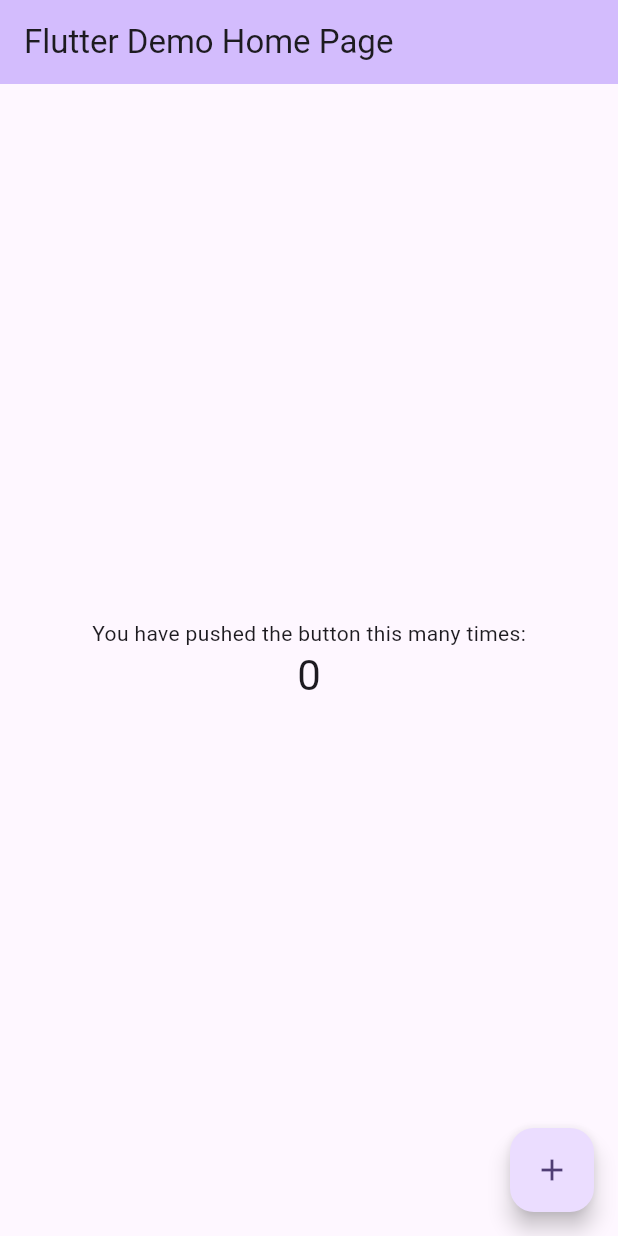
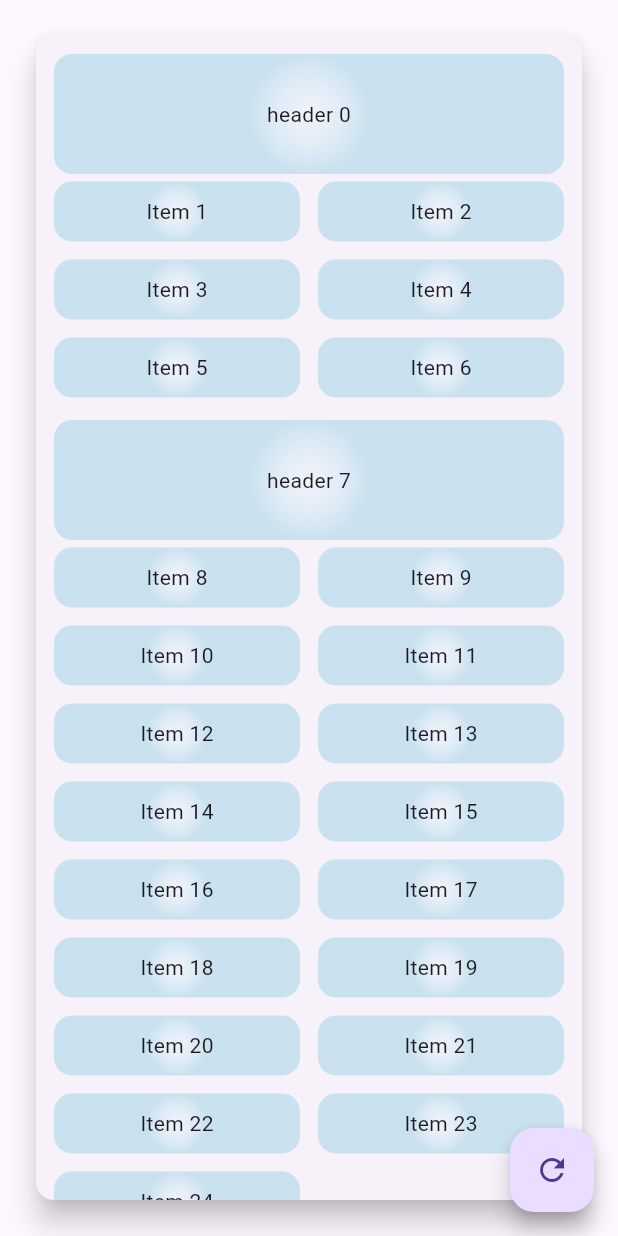
Before and after one commit to pleshkov-i-v/custom_grid_view_example, a Flutter app: the screen it shows after launch, on a phone screen of 412 x 824 dp. Run offline on Flutter 3.47's test engine with Material 3 defaults, Android fonts, the phone set to English and light mode, and no system bars.

Commit message:
add custom grid view implementation

```diff
--- a/lib/main.dart
+++ b/lib/main.dart
@@ -1,122 +1,280 @@
+import 'dart:math' as math;
+
 import 'package:flutter/material.dart';
+import 'package:flutter/rendering.dart';
 
-void main() {
-  runApp(const MyApp());
+void main() => runApp(const CutomGridViewExampleApp());
+
+class CutomGridViewExampleApp extends StatefulWidget {
+  const CutomGridViewExampleApp({super.key});
+
+  @override
+  State<CutomGridViewExampleApp> createState() =>
+      _CutomGridViewExampleAppState();
 }
 
-class MyApp extends StatelessWidget {
-  const MyApp({super.key});
+class _CutomGridViewExampleAppState extends State<CutomGridViewExampleApp> {
+  late final List<int> headers;
+  late List<Object> items;
+  late List<GridViewItemType> gridViewItemsType;
+  late CustomGridDelegate gridDelegate;
+  late ScrollController scrollController;
+  @override
+  void initState() {
+    super.initState();
+    headers = [0, 7, 25, 51, 100, 150, 498, 700, 5908];
+    items = List<Object>.generate(
+      10000,
+      (int index) => headers.contains(index) ? 'header $index' : index,
+    );
+    gridViewItemsType = items
+        .map(
+          (e) => e is String ? GridViewItemType.header : GridViewItemType.item,
+        )
+        .toList();
+    gridDelegate = CustomGridDelegate(
+      itemMaxCrossAxisExtent: 240.0,
+      itemMainAxisExtent: 40.0,
+      itemCrossAxisStacing: 12.0,
+      itemMainAxisStacing: 12.0,
+      titleMainAxisExtent: 80.0,
+      titleMainAxisBeforeSpacing: 15.0,
+      titleMainAxisAfterSpacing: 5.0,
+      itemTypes: gridViewItemsType,
+    );
+    scrollController = ScrollController();
+  }
 
-  // This widget is the root of your application.
   @override
   Widget build(BuildContext context) {
     return MaterialApp(
-      title: 'Flutter Demo',
-      theme: ThemeData(
-        // This is the theme of your application.
-        //
-        // TRY THIS: Try running your application with "flutter run". You'll see
-        // the application has a purple toolbar. Then, without quitting the app,
-        // try changing the seedColor in the colorScheme below to Colors.green
-        // and then invoke "hot reload" (save your changes or press the "hot
-        // reload" button in a Flutter-supported IDE, or press "r" if you used
-        // the command line to start the app).
-        //
-        // Notice that the counter didn't reset back to zero; the application
-        // state is not lost during the reload. To reset the state, use hot
-        // restart instead.
-        //
-        // This works for code too, not just values: Most code changes can be
-        // tested with just a hot reload.
-        colorScheme: ColorScheme.fromSeed(seedColor: Colors.deepPurple),
+      home: Scaffold(
+        floatingActionButton: FloatingActionButton(
+          child: const Icon(Icons.refresh),
+          onPressed: () {
+            if (gridDelegate.geometries != null) {
+              final SliverGridGeometry geometry =
+                  gridDelegate.geometries![5908];
+              scrollController.animateTo(
+                geometry.scrollOffset,
+                duration: const Duration(milliseconds: 300),
+                curve: Curves.easeInOut,
+              );
+            }
+          },
+        ),
+        body: Padding(
+          padding: const EdgeInsets.all(20.0),
+          child: Card(
+            elevation: 8.0,
+            child: GridView.builder(
+              controller: scrollController,
+              padding: const EdgeInsets.all(12.0),
+              gridDelegate: gridDelegate,
+              itemCount: items.length,
+              itemBuilder: (BuildContext context, int index) {
+                if (index > items.length - 1) return null;
+                final Object item = items[index];
+
+                return Container(
+                  decoration: ShapeDecoration(
+                    shape: RoundedRectangleBorder(
+                      borderRadius: BorderRadius.circular(12.0),
+                    ),
+                    gradient: const RadialGradient(
+                      colors: <Color>[Color(0x0F88EEFF), Color(0x2F0099BB)],
+                    ),
+                  ),
+                  child: item is String
+                      ? Center(child: Text(item))
+                      : Center(child: Text('Item $index')),
+                );
+              },
+            ),
+          ),
+        ),
       ),
-      home: const MyHomePage(title: 'Flutter Demo Home Page'),
     );
   }
 }
 
-class MyHomePage extends StatefulWidget {
-  const MyHomePage({super.key, required this.title});
+enum GridViewItemType { header, item }
 
-  // This widget is the home page of your application. It is stateful, meaning
-  // that it has a State object (defined below) that contains fields that affect
-  // how it looks.
+class CustomGridDelegate extends SliverGridDelegate {
+  CustomGridDelegate({
+    required this.itemMaxCrossAxisExtent,
+    required this.itemMainAxisExtent,
+    required this.itemCrossAxisStacing,
+    required this.itemMainAxisStacing,
+    required this.titleMainAxisExtent,
+    required this.titleMainAxisBeforeSpacing,
+    required this.titleMainAxisAfterSpacing,
+    required this.itemTypes,
+  });
 
-  // This class is the configuration for the state. It holds the values (in this
-  // case the title) provided by the parent (in this case the App widget) and
-  // used by the build method of the State. Fields in a Widget subclass are
-  // always marked "final".
-
-  final String title;
+  final double itemMaxCrossAxisExtent;
+  final double itemMainAxisExtent;
+  final double itemCrossAxisStacing;
+  final double itemMainAxisStacing;
+  final double titleMainAxisExtent;
+  final double titleMainAxisBeforeSpacing;
+  final double titleMainAxisAfterSpacing;
+  final List<GridViewItemType> itemTypes;
+  List<SliverGridGeometry>? geometries;
 
   @override
-  State<MyHomePage> createState() => _MyHomePageState();
-}
+  SliverGridLayout getLayout(SliverConstraints constraints) {
+    int itemCrossAxisCount =
+        (constraints.crossAxisExtent /
+                (itemMaxCrossAxisExtent + itemCrossAxisStacing))
+            .ceil();
+    // Ensure a minimum count of 1, can be zero and result in an infinite extent
+    // below when the window size is 0.
+    itemCrossAxisCount = math.max(1, itemCrossAxisCount);
+    final double usableCrossAxisExtent = math.max(
+      0.0,
+      constraints.crossAxisExtent -
+          itemCrossAxisStacing * (itemCrossAxisCount - 1),
+    );
+    final double evaluatedItemsCrossAxisExtent =
+        usableCrossAxisExtent / itemCrossAxisCount;
+    final List<SliverGridGeometry> localGeometries = <SliverGridGeometry>[];
+    int indexInRow = 0;
 
-class _MyHomePageState extends State<MyHomePage> {
-  int _counter = 0;
+    double currentMainAxisOffset = 0.0;
+    double currentCrossAxisOffset = 0.0;
+    for (int i = 0; i < itemTypes.length; i++) {
+      final GridViewItemType item = itemTypes[i];
+      switch (item) {
+        case GridViewItemType.header:
+          indexInRow = 0;
+          currentCrossAxisOffset = 0.0;
+          localGeometries.add(
+            SliverGridGeometry(
+              scrollOffset: currentMainAxisOffset, // "y"
+              crossAxisOffset: currentCrossAxisOffset, // "x"
+              mainAxisExtent: titleMainAxisExtent, // "height"
+              crossAxisExtent: constraints.crossAxisExtent, // "width"
+            ),
+          );
+          currentMainAxisOffset +=
+              titleMainAxisExtent + titleMainAxisAfterSpacing;
+          break;
+        case GridViewItemType.item:
+          if (indexInRow == itemCrossAxisCount) {
+            // start new row
+            indexInRow = 0;
+            currentCrossAxisOffset = 0.0;
+            currentMainAxisOffset += itemMainAxisExtent + itemMainAxisStacing;
+          }
 
-  void _incrementCounter() {
-    setState(() {
-      // This call to setState tells the Flutter framework that something has
-      // changed in this State, which causes it to rerun the build method below
-      // so that the display can reflect the updated values. If we changed
-      // _counter without calling setState(), then the build method would not be
-      // called again, and so nothing would appear to happen.
-      _counter++;
-    });
+          localGeometries.add(
+            SliverGridGeometry(
+              scrollOffset: currentMainAxisOffset, // "y"
+              crossAxisOffset: currentCrossAxisOffset, // "x"
+              mainAxisExtent: itemMainAxisExtent, // "height"
+              crossAxisExtent: evaluatedItemsCrossAxisExtent, // "width"
+            ),
+          );
+
+          if ((i + 1 < itemTypes.length) &&
+              (itemTypes[i + 1] == GridViewItemType.header)) {
+            // end of section. add spacing
+            currentMainAxisOffset +=
+                itemMainAxisExtent + titleMainAxisBeforeSpacing;
+          } else {
+            currentCrossAxisOffset +=
+                itemCrossAxisStacing + evaluatedItemsCrossAxisExtent;
+            indexInRow++;
+          }
+          break;
+      }
+    }
+
+    geometries = localGeometries;
+    return CustomGridLayout(
+      crossAxisItemsCount: itemCrossAxisCount,
+      itemCrossAxisExtent: evaluatedItemsCrossAxisExtent,
+      titleCrossAxisExtent: constraints.crossAxisExtent,
+      geometries: localGeometries,
+      titleMainAxisExtentExtent: titleMainAxisExtent,
+      itemMainAxisExtentExtent: itemMainAxisExtent,
+    );
   }
 
   @override
-  Widget build(BuildContext context) {
-    // This method is rerun every time setState is called, for instance as done
-    // by the _incrementCounter method above.
-    //
-    // The Flutter framework has been optimized to make rerunning build methods
-    // fast, so that you can just rebuild anything that needs updating rather
-    // than having to individually change instances of widgets.
-    return Scaffold(
-      appBar: AppBar(
-        // TRY THIS: Try changing the color here to a specific color (to
-        // Colors.amber, perhaps?) and trigger a hot reload to see the AppBar
-        // change color while the other colors stay the same.
-        backgroundColor: Theme.of(context).colorScheme.inversePrimary,
-        // Here we take the value from the MyHomePage object that was created by
-        // the App.build method, and use it to set our appbar title.
-        title: Text(widget.title),
-      ),
-      body: Center(
-        // Center is a layout widget. It takes a single child and positions it
-        // in the middle of the parent.
-        child: Column(
-          // Column is also a layout widget. It takes a list of children and
-          // arranges them vertically. By default, it sizes itself to fit its
-          // children horizontally, and tries to be as tall as its parent.
-          //
-          // Column has various properties to control how it sizes itself and
-          // how it positions its children. Here we use mainAxisAlignment to
-          // center the children vertically; the main axis here is the vertical
-          // axis because Columns are vertical (the cross axis would be
-          // horizontal).
-          //
-          // TRY THIS: Invoke "debug painting" (choose the "Toggle Debug Paint"
-          // action in the IDE, or press "p" in the console), to see the
-          // wireframe for each widget.
-          mainAxisAlignment: MainAxisAlignment.center,
-          children: <Widget>[
-            const Text('You have pushed the button this many times:'),
-            Text(
-              '$_counter',
-              style: Theme.of(context).textTheme.headlineMedium,
-            ),
-          ],
-        ),
-      ),
-      floatingActionButton: FloatingActionButton(
-        onPressed: _incrementCounter,
-        tooltip: 'Increment',
-        child: const Icon(Icons.add),
-      ), // This trailing comma makes auto-formatting nicer for build methods.
-    );
+  bool shouldRelayout(CustomGridDelegate oldDelegate) {
+    return oldDelegate.itemMaxCrossAxisExtent != itemMaxCrossAxisExtent ||
+        oldDelegate.itemMainAxisExtent != itemMainAxisExtent ||
+        oldDelegate.titleMainAxisExtent != titleMainAxisExtent ||
+        oldDelegate.itemCrossAxisStacing != itemCrossAxisStacing ||
+        oldDelegate.itemMainAxisStacing != itemMainAxisStacing ||
+        oldDelegate.itemTypes != itemTypes;
   }
 }
+
+class CustomGridLayout extends SliverGridLayout {
+  const CustomGridLayout({
+    required this.crossAxisItemsCount,
+    required this.itemCrossAxisExtent,
+    required this.titleCrossAxisExtent,
+    required this.titleMainAxisExtentExtent,
+    required this.itemMainAxisExtentExtent,
+    required this.geometries,
+  }) : assert(crossAxisItemsCount > 0);
+
+  final int crossAxisItemsCount;
+  final double itemCrossAxisExtent;
+  final double titleCrossAxisExtent;
+  final double titleMainAxisExtentExtent;
+  final double itemMainAxisExtentExtent;
+  final List<SliverGridGeometry> geometries;
+
+  @override
+  double computeMaxScrollOffset(int childCount) {
+    final SliverGridGeometry geometry = geometries[childCount - 1];
+    return geometry.scrollOffset + geometry.mainAxisExtent;
+  }
+
+  @override
+  SliverGridGeometry getGeometryForChildIndex(int index) {
+    return geometries[index];
+  }
+
+  @override
+  int getMinChildIndexForScrollOffset(double scrollOffset) {
+    final int result = geometries.indexWhere(
+      (SliverGridGeometry element) => element.scrollOffset >= scrollOffset,
+    );
+    return result;
+  }
+
+  @override
+  int getMaxChildIndexForScrollOffset(double scrollOffset) {
+    double greaterScrollOffset = 0.0;
+    int result = 0;
+    for (int i = 0; i < geometries.length; i++) {
+      final double itemOffset = geometries[i].scrollOffset;
+
+      if (scrollOffset > itemOffset) {
+        continue;
+      }
+      if (result == 0) {
+        greaterScrollOffset = itemOffset;
+        result = i;
+        continue;
+      }
+      if (greaterScrollOffset == itemOffset) {
+        //next item in same line
+        // update result
+        result = i;
+        continue;
+      }
+
+      // next line started
+      // return last index from previous line
+      break;
+    }
+    return result > 0 ? result : geometries.length - 1;
+  }
+}
```
Also changed, not shown: 1 other file.
